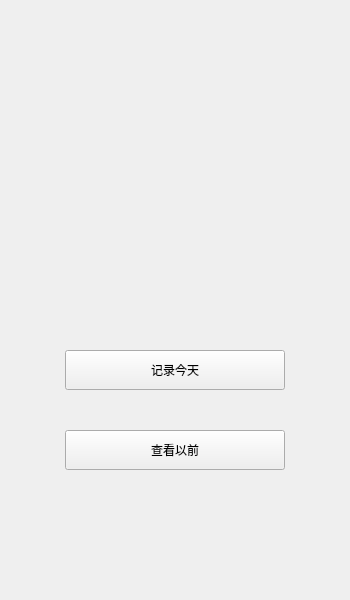
Before: the Qt Designer form ReThink/ui/mainwindow.ui in Be-youRself/Scripts, drawn with Qt 5.
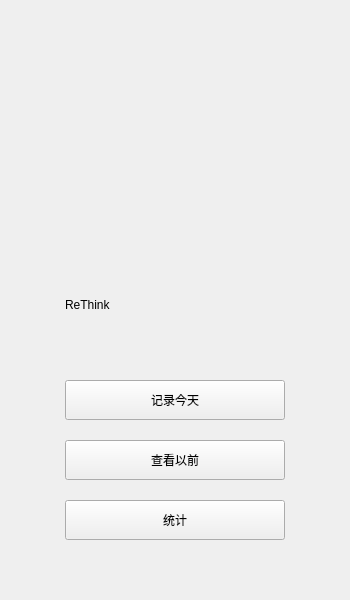
After: the same form once the commit is applied.

```diff
--- a/ReThink/ui/mainwindow.ui
+++ b/ReThink/ui/mainwindow.ui
@@ -39,7 +39,7 @@
     <property name="geometry">
      <rect>
       <x>65</x>
-      <y>350</y>
+      <y>380</y>
       <width>220</width>
       <height>40</height>
      </rect>
@@ -52,7 +52,7 @@
     <property name="geometry">
      <rect>
       <x>65</x>
-      <y>430</y>
+      <y>440</y>
       <width>220</width>
       <height>40</height>
      </rect>
@@ -61,6 +61,49 @@
      <string>查看以前</string>
     </property>
    </widget>
+   <widget class="QLabel" name="Title">
+    <property name="geometry">
+     <rect>
+      <x>65</x>
+      <y>275</y>
+      <width>220</width>
+      <height>60</height>
+     </rect>
+    </property>
+    <property name="styleSheet">
+     <string notr="true">font: 40pt &quot;华文隶书&quot;;
+background-image: none;</string>
+    </property>
+    <property name="text">
+     <string>ReThink</string>
+    </property>
+   </widget>
+   <widget class="QLabel" name="Logo">
+    <property name="geometry">
+     <rect>
+      <x>80</x>
+      <y>40</y>
+      <width>190</width>
+      <height>190</height>
+     </rect>
+    </property>
+    <property name="text">
+     <string/>
+    </property>
+   </widget>
+   <widget class="QPushButton" name="Statistics">
+    <property name="geometry">
+     <rect>
+      <x>65</x>
+      <y>500</y>
+      <width>220</width>
+      <height>40</height>
+     </rect>
+    </property>
+    <property name="text">
+     <string>统计</string>
+    </property>
+   </widget>
   </widget>
  </widget>
  <resources/>
```
